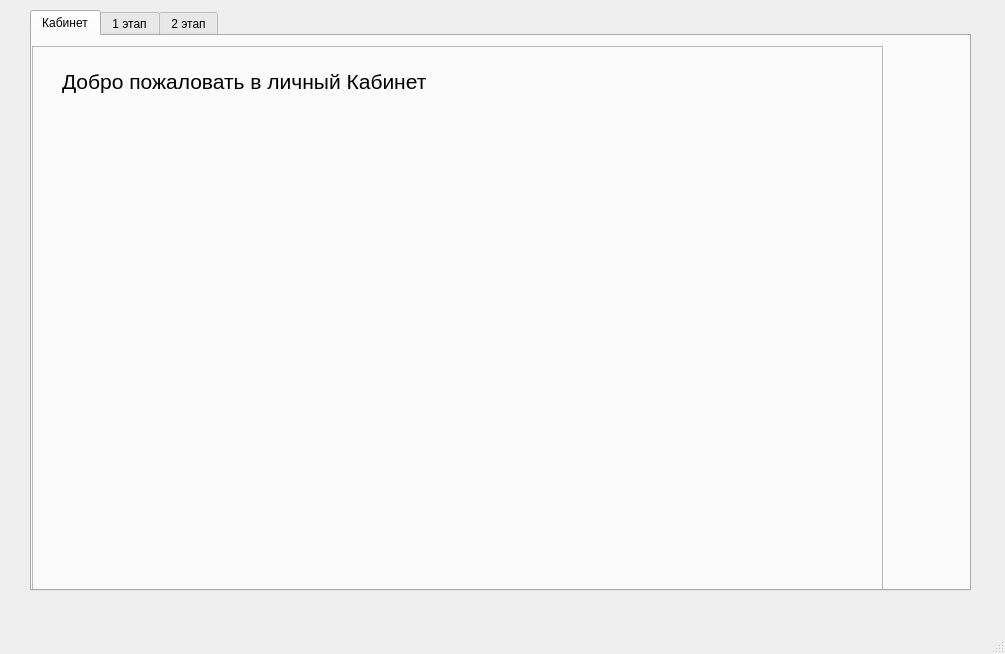
Above: work_with_app.ui from BagrKonstantin/nti_contest_alfa before the change. Below: the same form after it.
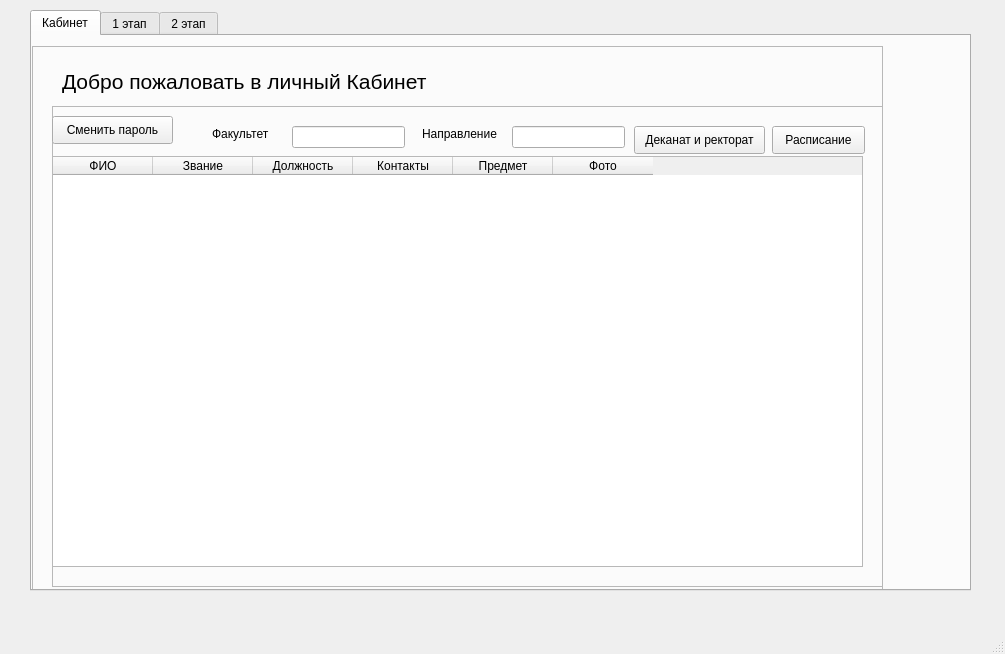
That is the form after the change.

```diff
--- a/work_with_app.ui
+++ b/work_with_app.ui
@@ -66,6 +66,153 @@
         <string>Добро пожаловать в личный Кабинет</string>
        </property>
       </widget>
+      <widget class="QFrame" name="frame">
+       <property name="geometry">
+        <rect>
+         <x>20</x>
+         <y>60</y>
+         <width>831</width>
+         <height>481</height>
+        </rect>
+       </property>
+       <property name="frameShape">
+        <enum>QFrame::StyledPanel</enum>
+       </property>
+       <property name="frameShadow">
+        <enum>QFrame::Raised</enum>
+       </property>
+       <widget class="QTableWidget" name="tableWidget">
+        <property name="geometry">
+         <rect>
+          <x>0</x>
+          <y>50</y>
+          <width>811</width>
+          <height>411</height>
+         </rect>
+        </property>
+        <column>
+         <property name="text">
+          <string>ФИО</string>
+         </property>
+        </column>
+        <column>
+         <property name="text">
+          <string>Звание</string>
+         </property>
+        </column>
+        <column>
+         <property name="text">
+          <string>Должность</string>
+         </property>
+        </column>
+        <column>
+         <property name="text">
+          <string>Контакты</string>
+         </property>
+        </column>
+        <column>
+         <property name="text">
+          <string>Предмет</string>
+         </property>
+        </column>
+        <column>
+         <property name="text">
+          <string>Фото</string>
+         </property>
+        </column>
+       </widget>
+       <widget class="QPushButton" name="pushButton_raspisanie">
+        <property name="geometry">
+         <rect>
+          <x>720</x>
+          <y>20</y>
+          <width>93</width>
+          <height>28</height>
+         </rect>
+        </property>
+        <property name="text">
+         <string>Расписание</string>
+        </property>
+       </widget>
+       <widget class="QLabel" name="label_30">
+        <property name="geometry">
+         <rect>
+          <x>160</x>
+          <y>20</y>
+          <width>71</width>
+          <height>16</height>
+         </rect>
+        </property>
+        <property name="text">
+         <string>Факультет</string>
+        </property>
+       </widget>
+       <widget class="QLineEdit" name="lineEdit_napravlenie_stud">
+        <property name="geometry">
+         <rect>
+          <x>460</x>
+          <y>20</y>
+          <width>113</width>
+          <height>22</height>
+         </rect>
+        </property>
+        <property name="readOnly">
+         <bool>true</bool>
+        </property>
+       </widget>
+       <widget class="QPushButton" name="pushButton_change_pass">
+        <property name="geometry">
+         <rect>
+          <x>0</x>
+          <y>10</y>
+          <width>121</width>
+          <height>28</height>
+         </rect>
+        </property>
+        <property name="text">
+         <string>Сменить пароль</string>
+        </property>
+       </widget>
+       <widget class="QLineEdit" name="lineEdit_fakultet_stud">
+        <property name="geometry">
+         <rect>
+          <x>240</x>
+          <y>20</y>
+          <width>113</width>
+          <height>22</height>
+         </rect>
+        </property>
+        <property name="readOnly">
+         <bool>true</bool>
+        </property>
+       </widget>
+       <widget class="QLabel" name="label_32">
+        <property name="geometry">
+         <rect>
+          <x>370</x>
+          <y>20</y>
+          <width>81</width>
+          <height>16</height>
+         </rect>
+        </property>
+        <property name="text">
+         <string>Направление</string>
+        </property>
+       </widget>
+       <widget class="QPushButton" name="pushButton_dek_and_rek">
+        <property name="geometry">
+         <rect>
+          <x>582</x>
+          <y>20</y>
+          <width>131</width>
+          <height>28</height>
+         </rect>
+        </property>
+        <property name="text">
+         <string>Деканат и ректорат</string>
+        </property>
+       </widget>
+      </widget>
      </widget>
     </widget>
     <widget class="QWidget" name="tab_2">
```
